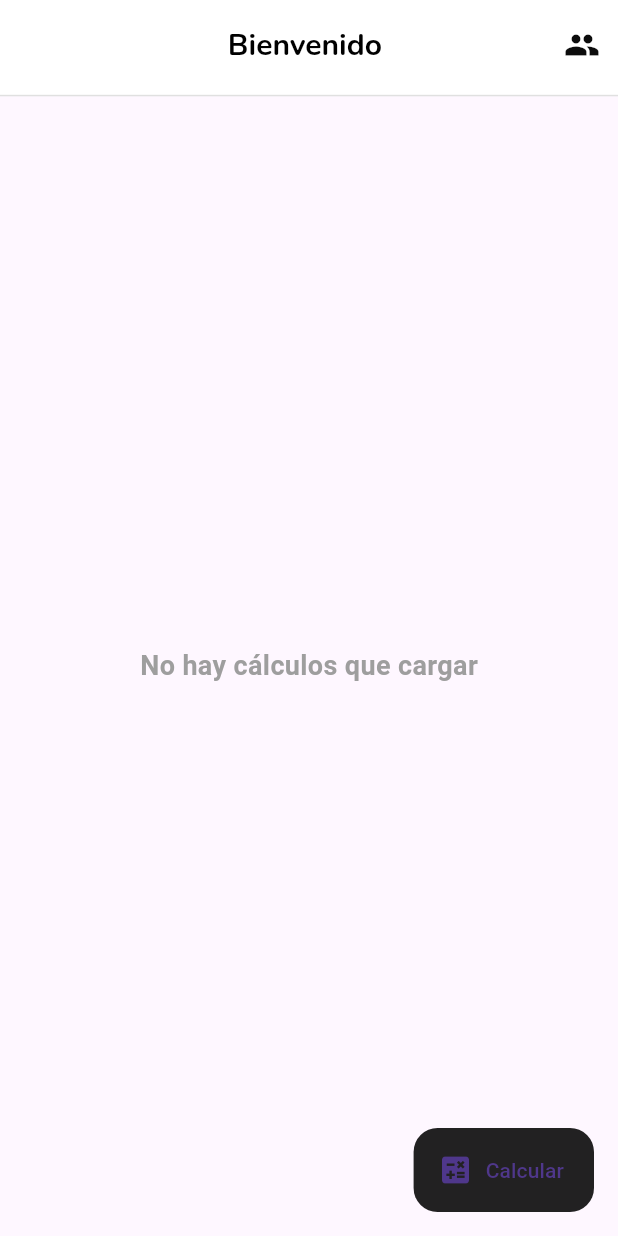
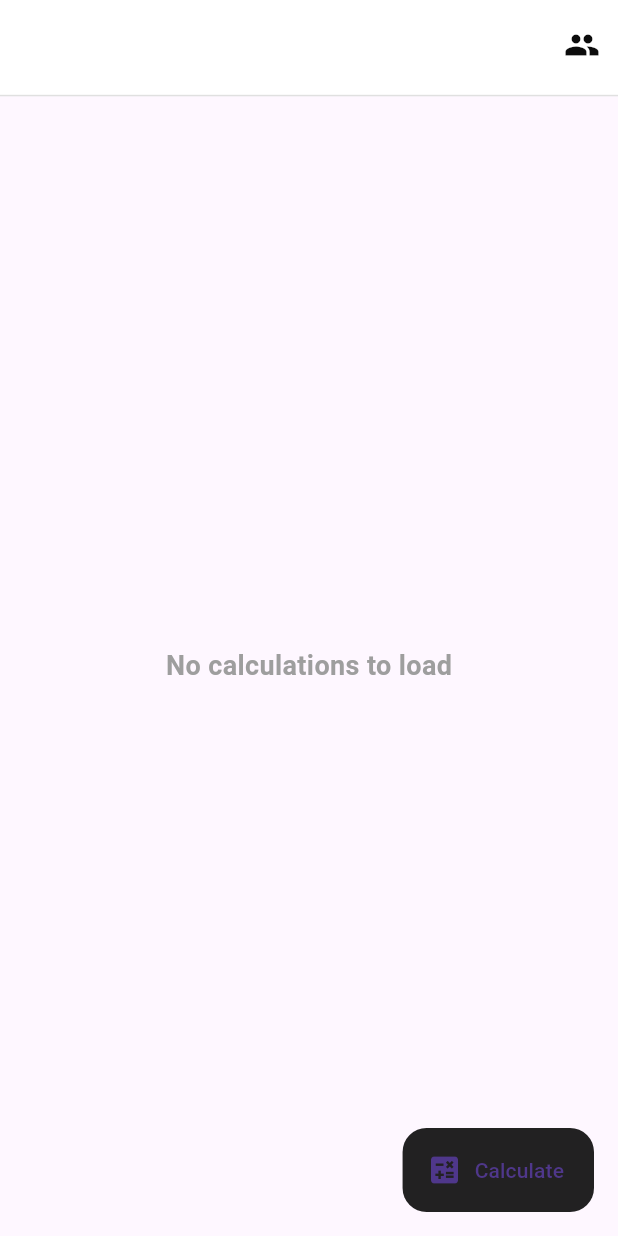
Before and after one commit to Hidd33n/ControlTotal, a Flutter app: the HomePage screen opened by its route, after a tap on the "person" icon, on a phone screen of 412 x 824 dp. Run offline on Flutter 3.47's test engine with Material 3 defaults, Android fonts, the phone set to English and light mode, and no system bars; our stand-ins replace badges, cloud_firestore, easy_localization, firebase_auth, firebase_core, firebase_messaging and 7 more; accounts and stored records are empty.

Commit message:
Traduccion de la app y erreglo de errores

```diff
--- a/lib/pages/home_view.dart
+++ b/lib/pages/home_view.dart
@@ -1,6 +1,7 @@
 import 'package:calcu/pages/ui/calcu_view.dart';
 import 'package:calcu/services/calculations_services.dart';
 import 'package:cloud_firestore/cloud_firestore.dart';
+import 'package:easy_localization/easy_localization.dart';
 import 'package:firebase_auth/firebase_auth.dart';
 import 'package:flutter/material.dart';
 import 'package:google_fonts/google_fonts.dart';
@@ -115,10 +116,10 @@ class _HomePageState extends State<HomePage> {
         }
 
         if (snapshot.hasError) {
-          return const Center(
+          return Center(
             child: Text(
-              'Error al cargar los calculos',
-              style: TextStyle(
+              'error.t'.tr(),
+              style: const TextStyle(
                 fontSize: 18.0,
                 fontWeight: FontWeight.bold,
                 color: Colors.grey,
@@ -128,10 +129,10 @@ class _HomePageState extends State<HomePage> {
         }
 
         if (!snapshot.hasData || snapshot.data!.docs.isEmpty) {
-          return const Center(
+          return Center(
             child: Text(
-              'No hay cuentas que cargar :c',
-              style: TextStyle(
+              'empty.t'.tr(),
+              style: const TextStyle(
                 fontSize: 18.0,
                 fontWeight: FontWeight.bold,
                 color: Colors.grey,
@@ -197,10 +198,10 @@ class _HomePageState extends State<HomePage> {
         }
 
         if (snapshot.hasError) {
-          return const Center(
+          return Center(
               child: Text(
-            'Error al cargar los cálculos',
-            style: TextStyle(
+            'error.t'.tr(),
+            style: const TextStyle(
               fontSize: 18.0,
               fontWeight: FontWeight.bold,
               color: Colors.grey,
@@ -209,10 +210,10 @@ class _HomePageState extends State<HomePage> {
         }
 
         if (!snapshot.hasData || snapshot.data!.docs.isEmpty) {
-          return const Center(
+          return Center(
               child: Text(
-            'No hay cálculos que cargar',
-            style: TextStyle(
+            'empty.t'.tr(),
+            style: const TextStyle(
               fontSize: 18.0,
               fontWeight: FontWeight.bold,
               color: Colors.grey,
@@ -261,7 +262,7 @@ class _HomePageState extends State<HomePage> {
     return Scaffold(
       appBar: AppBar(
         title: Text(
-          'Bienvenido $_username',
+          "$_username",
           style: GoogleFonts.nunito(
             textStyle: const TextStyle(
               color: Colors.black,
@@ -300,7 +301,7 @@ class _HomePageState extends State<HomePage> {
         onPressed: calculate,
         elevation: 0,
         backgroundColor: Colors.black87,
-        label: const Text('Calcular'),
+        label: Text('calculate'.tr()),
         icon: const Icon(Icons.calculate),
       ),
       body: _showFriendsCalculations
```
Also changed, not shown: assets/translations/en-US.json (added, +28 -0 lines), assets/translations/es-ES.json (added, +28 -0 lines), lib/main.dart (+18 -4 lines), lib/pages/search_view.dart (+23 -33 lines), lib/pages/settings_view.dart (+18 -8 lines), lib/pages/ui/nav.dart (+4 -3 lines), pubspec.yaml (+4 -31 lines), pubspec.lock.
